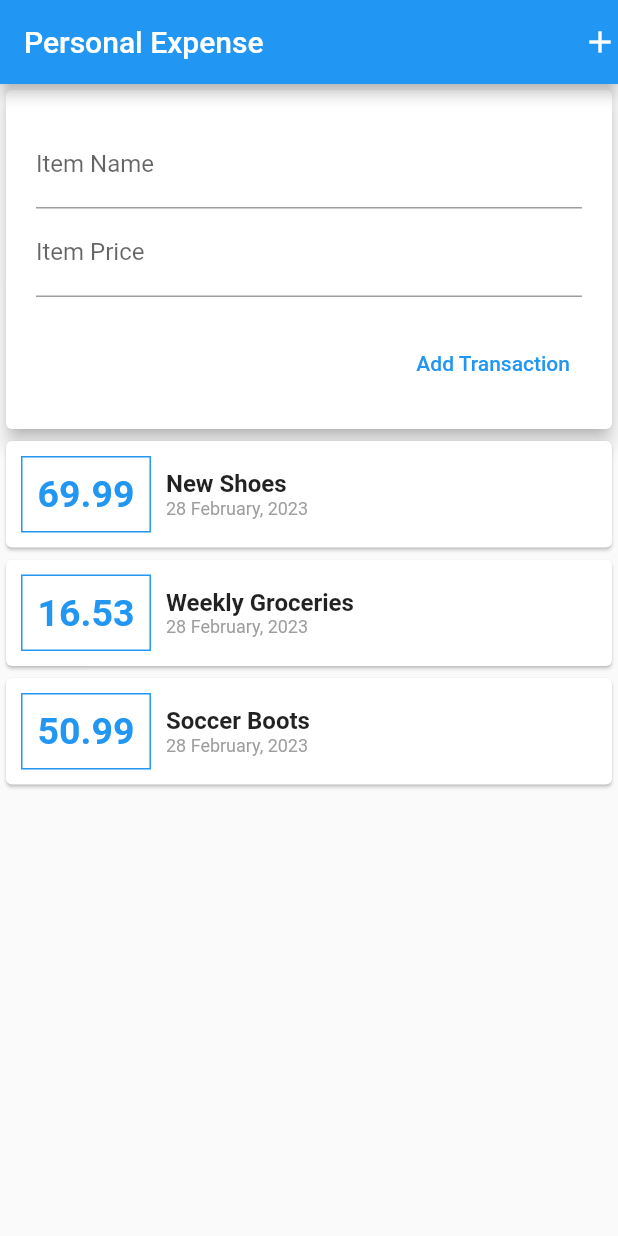
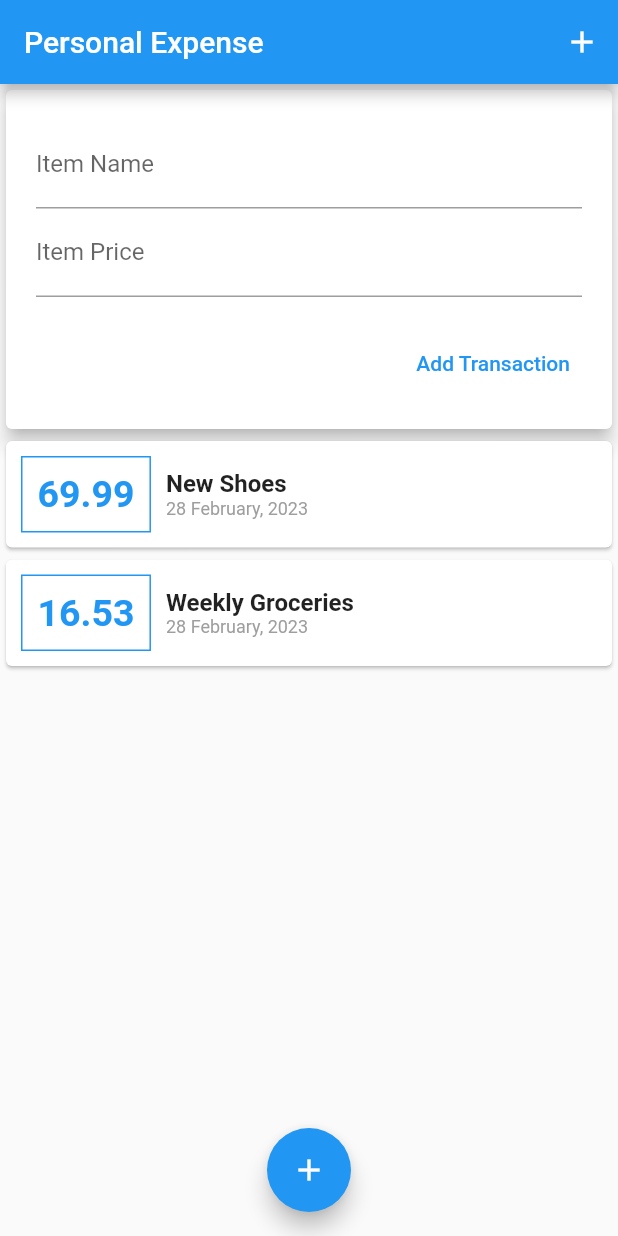
Before and after one commit to benjithorpe/personal_expense, a Flutter app: the screen it shows after launch, after a tap on "Add Transaction", on a phone screen of 412 x 824 dp. Run offline on Flutter 3.47's test engine with Material 2 defaults, Android fonts, the phone set to English and light mode, and no system bars.

Commit message:
use ListView.builder over SingleChildScrollView

```diff
--- a/lib/main.dart
+++ b/lib/main.dart
@@ -17,9 +17,19 @@ class MyApp extends StatelessWidget {
       home: Scaffold(
         appBar: AppBar(
           title: const Text('Personal Expense'),
-          actions: const [Icon(Icons.add)],
+          actions: [
+            IconButton(
+              icon: Icon(Icons.add),
+              onPressed: () {},
+            )
+          ],
         ),
         body: const UserTransaction(),
+        floatingActionButton: FloatingActionButton(
+          onPressed: () {},
+          child: const Icon(Icons.add),
+        ),
+        floatingActionButtonLocation: FloatingActionButtonLocation.centerFloat,
       ),
     );
   }
--- a/lib/widgets/new_transaction.dart
+++ b/lib/widgets/new_transaction.dart
@@ -6,6 +6,15 @@ class NewTransaction extends StatelessWidget {
   final Function addTransaction;
   final titleController = TextEditingController();
   final priceController = TextEditingController();
+
+  void submitData() {
+    final itemText = titleController.text;
+    final itemPrice = double.parse(priceController.text);
+
+    if (itemText.isEmpty || itemPrice <= 0) return;
+
+    addTransaction(itemText, itemPrice);
+  }
 
   @override
   Widget build(BuildContext context) {
@@ -21,19 +30,19 @@ class NewTransaction extends StatelessWidget {
                 labelText: "Item Name",
               ),
               controller: titleController,
+              onSubmitted: (_) => submitData(),
             ),
             TextField(
               decoration: const InputDecoration(
                 labelText: "Item Price",
               ),
               controller: priceController,
+              keyboardType: TextInputType.number,
+              onSubmitted: (_) => submitData(),
             ),
             const SizedBox(height: 20),
             TextButton(
-              onPressed: () => addTransaction(
-                titleController.text,
-                double.parse(priceController.text),
-              ),
+              onPressed: submitData,
               child: const Text("Add Transaction"),
             )
           ],
--- a/lib/widgets/transaction_list.dart
+++ b/lib/widgets/transaction_list.dart
@@ -10,9 +10,11 @@ class TransactionList extends StatelessWidget {
 
   @override
   Widget build(BuildContext context) {
-    return Column(
-      children: transactions
-          .map((transaction) => Card(
+    return ListView.builder(
+      shrinkWrap: true,
+      itemCount: transactions.length,
+      itemBuilder: (BuildContext context, int index) {
+        return Card(
           child: Container(
             width: double.infinity,
             padding: const EdgeInsets.all(10),
@@ -26,7 +28,7 @@ class TransactionList extends StatelessWidget {
                     border: Border.all(color: Colors.blue),
                   ),
                   child: Text(
-                          transaction.amount.toString(),
+                    transactions[index].amount.toStringAsFixed(2),
                     style: const TextStyle(
                       color: Colors.blue,
                       fontSize: 25,
@@ -38,7 +40,7 @@ class TransactionList extends StatelessWidget {
                   crossAxisAlignment: CrossAxisAlignment.start,
                   children: [
                     Text(
-                            transaction.title,
+                      transactions[index].title,
                       style: const TextStyle(
                         fontWeight: FontWeight.bold,
                         fontSize: 16,
@@ -46,7 +48,7 @@ class TransactionList extends StatelessWidget {
                     ),
                     Text(
                       DateFormat("dd MMMM, yyyy")
-                                .format(transaction.date),
+                          .format(transactions[index].date),
                       style: TextStyle(
                         color: Colors.grey.shade500,
                         fontSize: 12,
@@ -57,8 +59,8 @@ class TransactionList extends StatelessWidget {
               ],
             ),
           ),
-              ))
-          .toList(),
+        );
+      },
     );
   }
 }
--- a/lib/widgets/user_transaction.dart
+++ b/lib/widgets/user_transaction.dart
@@ -25,12 +25,6 @@ class _UserTransactionState extends State<UserTransaction> {
       amount: 16.53,
       date: DateTime.now(),
     ),
-    Transaction(
-      id: 't3',
-      title: 'Soccer Boots',
-      amount: 50.99,
-      date: DateTime.now(),
-    ),
   ];
 
   void _addNewTransaction(String title, double price) {
@@ -46,11 +40,13 @@ class _UserTransactionState extends State<UserTransaction> {
 
   @override
   Widget build(BuildContext context) {
-    return Column(
-      children: [
-        NewTransaction(_addNewTransaction),
-        TransactionList(transactions),
-      ],
+    return SingleChildScrollView(
+      child: Column(
+        children: [
+          NewTransaction(_addNewTransaction),
+          TransactionList(transactions),
+        ],
+      ),
     );
   }
 }
```
Lines whose indentation alone changed are shown as unchanged.
